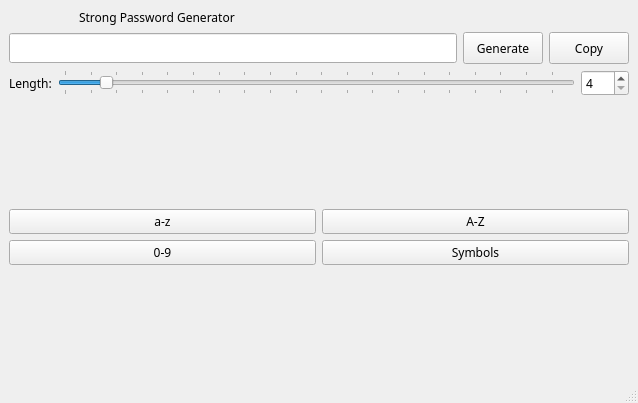
Qt form qtgui/mainwindow.ui (Antidote1911/shuffle) before a commit.
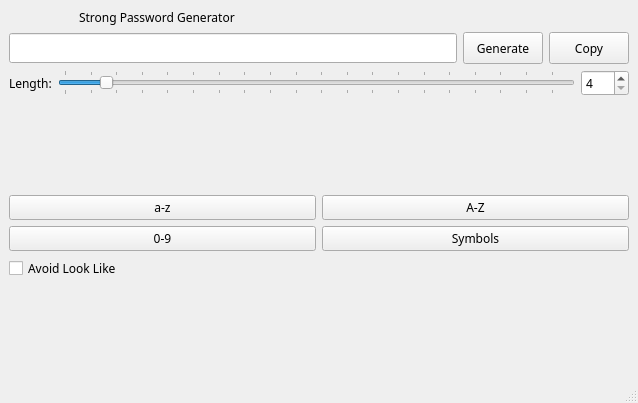
The same form after that commit. Icons and pictures are not drawn.

Diff of the .ui file:
```diff
--- a/qtgui/mainwindow.ui
+++ b/qtgui/mainwindow.ui
@@ -269,6 +269,13 @@
       </item>
      </layout>
     </item>
+    <item>
+     <widget class="QCheckBox" name="checkAvoidLookLike">
+      <property name="text">
+       <string>Avoid Look Like</string>
+      </property>
+     </widget>
+    </item>
     <item>
      <spacer name="verticalSpacer_2">
       <property name="orientation">
```
Left out of the diff: 3 changed lines with no effect on the pictures.
